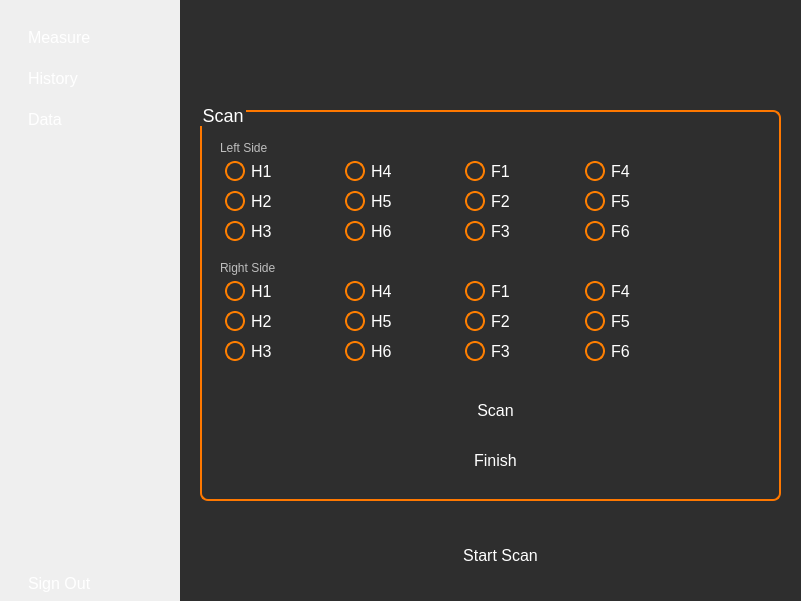
This is appwidget.ui in ImKirihara/RaDoTechDemo as Qt 5 draws it before an edit. The edited form follows.
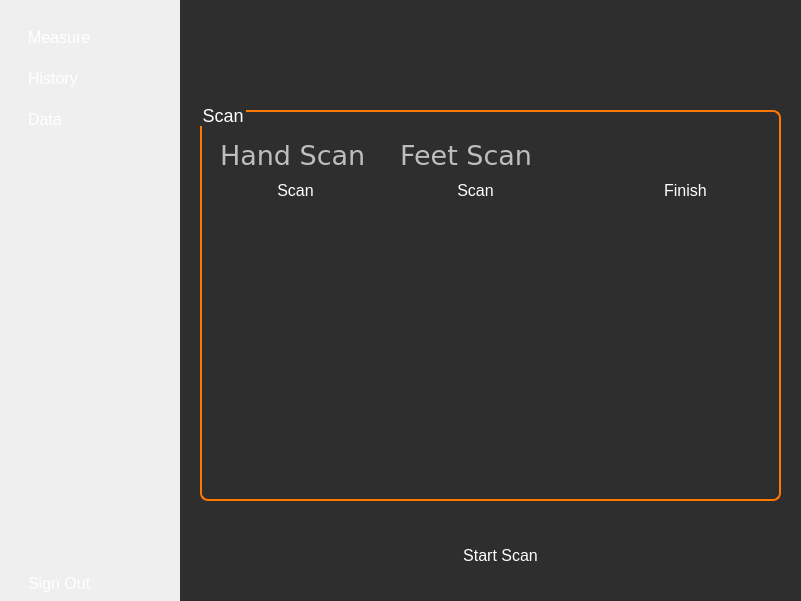
This is the edited form. The open tabs and pages were chosen to show the change.

Diff of the .ui file:
```diff
--- a/appwidget.ui
+++ b/appwidget.ui
@@ -148,168 +148,12 @@
      <property name="title">
       <string>Scan</string>
      </property>
-     <widget class="QRadioButton" name="H1">
+     <widget class="QPushButton" name="scanHandsButton">
       <property name="geometry">
        <rect>
         <x>30</x>
-        <y>60</y>
-        <width>106</width>
-        <height>23</height>
-       </rect>
-      </property>
-      <property name="text">
-       <string>H1</string>
-      </property>
-     </widget>
-     <widget class="QRadioButton" name="H2">
-      <property name="geometry">
-       <rect>
-        <x>30</x>
-        <y>90</y>
-        <width>106</width>
-        <height>23</height>
-       </rect>
-      </property>
-      <property name="text">
-       <string>H2</string>
-      </property>
-     </widget>
-     <widget class="QRadioButton" name="H3">
-      <property name="geometry">
-       <rect>
-        <x>30</x>
-        <y>120</y>
-        <width>106</width>
-        <height>23</height>
-       </rect>
-      </property>
-      <property name="text">
-       <string>H3</string>
-      </property>
-     </widget>
-     <widget class="QRadioButton" name="H4">
-      <property name="geometry">
-       <rect>
-        <x>150</x>
-        <y>60</y>
-        <width>106</width>
-        <height>23</height>
-       </rect>
-      </property>
-      <property name="text">
-       <string>H4</string>
-      </property>
-     </widget>
-     <widget class="QRadioButton" name="H5">
-      <property name="geometry">
-       <rect>
-        <x>150</x>
-        <y>90</y>
-        <width>106</width>
-        <height>23</height>
-       </rect>
-      </property>
-      <property name="text">
-       <string>H5</string>
-      </property>
-     </widget>
-     <widget class="QRadioButton" name="H6">
-      <property name="geometry">
-       <rect>
-        <x>150</x>
-        <y>120</y>
-        <width>106</width>
-        <height>23</height>
-       </rect>
-      </property>
-      <property name="text">
-       <string>H6</string>
-      </property>
-     </widget>
-     <widget class="QRadioButton" name="F1">
-      <property name="geometry">
-       <rect>
-        <x>270</x>
-        <y>60</y>
-        <width>106</width>
-        <height>23</height>
-       </rect>
-      </property>
-      <property name="text">
-       <string>F1</string>
-      </property>
-     </widget>
-     <widget class="QRadioButton" name="F2">
-      <property name="geometry">
-       <rect>
-        <x>270</x>
-        <y>90</y>
-        <width>106</width>
-        <height>23</height>
-       </rect>
-      </property>
-      <property name="text">
-       <string>F2</string>
-      </property>
-     </widget>
-     <widget class="QRadioButton" name="F3">
-      <property name="geometry">
-       <rect>
-        <x>270</x>
-        <y>120</y>
-        <width>106</width>
-        <height>23</height>
-       </rect>
-      </property>
-      <property name="text">
-       <string>F3</string>
-      </property>
-     </widget>
-     <widget class="QRadioButton" name="F4">
-      <property name="geometry">
-       <rect>
-        <x>390</x>
-        <y>60</y>
-        <width>106</width>
-        <height>23</height>
-       </rect>
-      </property>
-      <property name="text">
-       <string>F4</string>
-      </property>
-     </widget>
-     <widget class="QRadioButton" name="F5">
-      <property name="geometry">
-       <rect>
-        <x>390</x>
-        <y>90</y>
-        <width>106</width>
-        <height>23</height>
-       </rect>
-      </property>
-      <property name="text">
-       <string>F5</string>
-      </property>
-     </widget>
-     <widget class="QRadioButton" name="F6">
-      <property name="geometry">
-       <rect>
-        <x>390</x>
-        <y>120</y>
-        <width>106</width>
-        <height>23</height>
-       </rect>
-      </property>
-      <property name="text">
-       <string>F6</string>
-      </property>
-     </widget>
-     <widget class="QPushButton" name="scanButton">
-      <property name="geometry">
-       <rect>
-        <x>250</x>
-        <y>290</y>
-        <width>111</width>
+        <y>70</y>
+        <width>151</width>
         <height>41</height>
        </rect>
       </property>
@@ -320,8 +164,8 @@
      <widget class="QPushButton" name="doneButton">
       <property name="geometry">
        <rect>
-        <x>250</x>
-        <y>340</y>
+        <x>440</x>
+        <y>70</y>
         <width>111</width>
         <height>41</height>
        </rect>
@@ -330,160 +174,17 @@
        <string>Finish</string>
       </property>
      </widget>
-     <widget class="QRadioButton" name="F6_2">
+     <widget class="QPushButton" name="scanFeetButton">
       <property name="geometry">
        <rect>
-        <x>390</x>
-        <y>240</y>
-        <width>106</width>
-        <height>23</height>
+        <x>210</x>
+        <y>70</y>
+        <width>151</width>
+        <height>41</height>
        </rect>
       </property>
       <property name="text">
-       <string>F6</string>
-      </property>
-     </widget>
-     <widget class="QRadioButton" name="H1_2">
-      <property name="geometry">
-       <rect>
-        <x>30</x>
-        <y>180</y>
-        <width>106</width>
-        <height>23</height>
-       </rect>
-      </property>
-      <property name="text">
-       <string>H1</string>
-      </property>
-     </widget>
-     <widget class="QRadioButton" name="F2_2">
-      <property name="geometry">
-       <rect>
-        <x>270</x>
-        <y>210</y>
-        <width>106</width>
-        <height>23</height>
-       </rect>
-      </property>
-      <property name="text">
-       <string>F2</string>
-      </property>
-     </widget>
-     <widget class="QRadioButton" name="F1_2">
-      <property name="geometry">
-       <rect>
-        <x>270</x>
-        <y>180</y>
-        <width>106</width>
-        <height>23</height>
-       </rect>
-      </property>
-      <property name="text">
-       <string>F1</string>
-      </property>
-     </widget>
-     <widget class="QRadioButton" name="F5_2">
-      <property name="geometry">
-       <rect>
-        <x>390</x>
-        <y>210</y>
-        <width>106</width>
-        <height>23</height>
-       </rect>
-      </property>
-      <property name="text">
-       <string>F5</string>
-      </property>
-     </widget>
-     <widget class="QRadioButton" name="H4_2">
-      <property name="geometry">
-       <rect>
-        <x>150</x>
-        <y>180</y>
-        <width>106</width>
-        <height>23</height>
-       </rect>
-      </property>
-      <property name="text">
-       <string>H4</string>
-      </property>
-     </widget>
-     <widget class="QRadioButton" name="F4_2">
-      <property name="geometry">
-       <rect>
-        <x>390</x>
-        <y>180</y>
-        <width>106</width>
-        <height>23</height>
-       </rect>
-      </property>
-      <property name="text">
-       <string>F4</string>
-      </property>
-     </widget>
-     <widget class="QRadioButton" name="H6_2">
-      <property name="geometry">
-       <rect>
-        <x>150</x>
-        <y>240</y>
-        <width>106</width>
-        <height>23</height>
-       </rect>
-      </property>
-      <property name="text">
-       <string>H6</string>
-      </property>
-     </widget>
-     <widget class="QRadioButton" name="H3_2">
-      <property name="geometry">
-       <rect>
-        <x>30</x>
-        <y>240</y>
-        <width>106</width>
-        <height>23</height>
-       </rect>
-      </property>
-      <property name="text">
-       <string>H3</string>
-      </property>
-     </widget>
-     <widget class="QRadioButton" name="H5_2">
-      <property name="geometry">
-       <rect>
-        <x>150</x>
-        <y>210</y>
-        <width>106</width>
-        <height>23</height>
-       </rect>
-      </property>
-      <property name="text">
-       <string>H5</string>
-      </property>
-     </widget>
-     <widget class="QRadioButton" name="F3_2">
-      <property name="geometry">
-       <rect>
-        <x>270</x>
-        <y>240</y>
-        <width>106</width>
-        <height>23</height>
-       </rect>
-      </property>
-      <property name="text">
-       <string>F3</string>
-      </property>
-     </widget>
-     <widget class="QRadioButton" name="H2_2">
-      <property name="geometry">
-       <rect>
-        <x>30</x>
-        <y>210</y>
-        <width>106</width>
-        <height>23</height>
-       </rect>
-      </property>
-      <property name="text">
-       <string>H2</string>
+       <string>Scan</string>
       </property>
      </widget>
      <widget class="QLabel" name="label_35">
@@ -491,25 +192,37 @@
        <rect>
         <x>30</x>
         <y>40</y>
-        <width>71</width>
-        <height>16</height>
+        <width>151</width>
+        <height>31</height>
        </rect>
       </property>
+      <property name="font">
+       <font>
+        <family>DejaVu Sans</family>
+        <pointsize>20</pointsize>
+       </font>
+      </property>
       <property name="text">
-       <string>Left Side</string>
+       <string>Hand Scan</string>
       </property>
      </widget>
      <widget class="QLabel" name="label_36">
       <property name="geometry">
        <rect>
-        <x>30</x>
-        <y>160</y>
-        <width>71</width>
-        <height>16</height>
+        <x>210</x>
+        <y>40</y>
+        <width>151</width>
+        <height>31</height>
        </rect>
       </property>
+      <property name="font">
+       <font>
+        <family>DejaVu Sans</family>
+        <pointsize>20</pointsize>
+       </font>
+      </property>
       <property name="text">
-       <string>Right Side</string>
+       <string>Feet Scan</string>
       </property>
      </widget>
     </widget>
```
Left out of the diff: 2 changed lines with no effect on the pictures.
